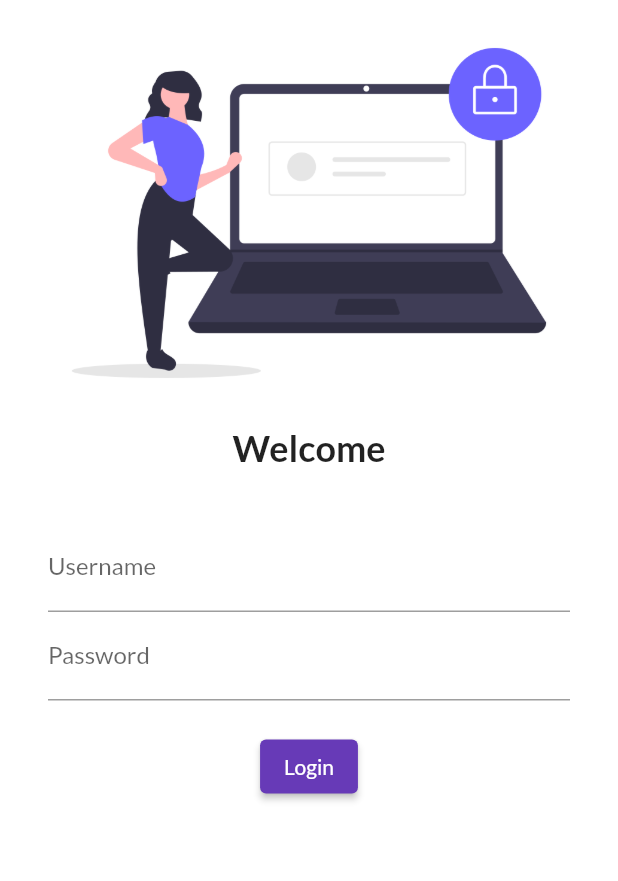
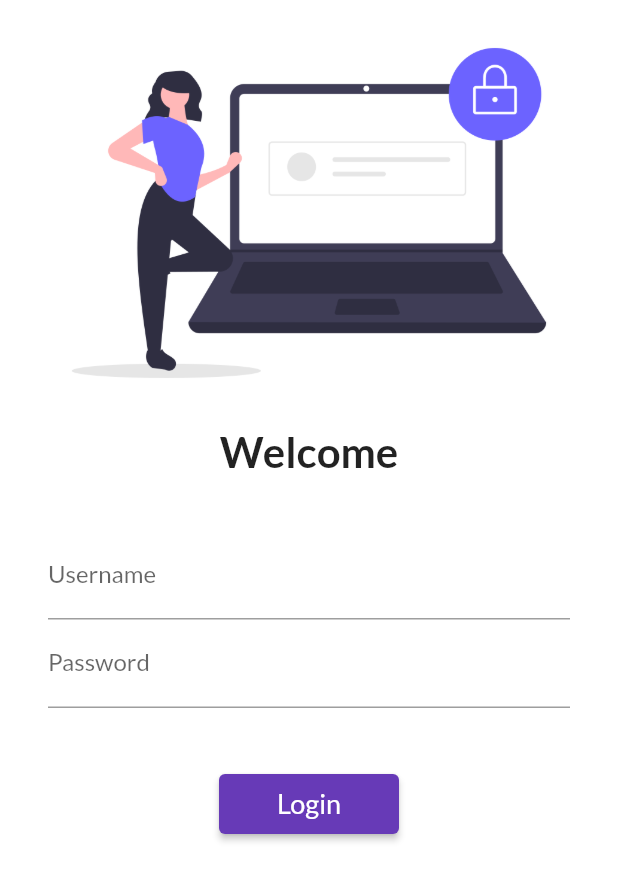
Before and after one commit to usamasiddiqui04/Flutter-Project, a Flutter app: the screen it shows after launch, on a phone screen of 412 x 824 dp. Shown: the top 881 px of the screen. Run offline on Flutter 3.47's test engine with Material 2 defaults, Android fonts, the phone set to English and light mode, and no system bars; our stand-ins replace google_fonts.

Commit message:
minor changes

```diff
--- a/lib/main.dart
+++ b/lib/main.dart
@@ -1,5 +1,6 @@
 import 'package:first_project/pages/home_page.dart';
 import 'package:first_project/pages/login_page.dart';
+import 'package:first_project/utils/routes.dart';
 import 'package:flutter/material.dart';
 import 'package:google_fonts/google_fonts.dart';
 
@@ -18,12 +19,13 @@ class MyApp extends StatelessWidget {
         primarySwatch: Colors.deepPurple,
         fontFamily: GoogleFonts.lato().fontFamily,
       ),
+      debugShowCheckedModeBanner: false,
       darkTheme: ThemeData(brightness: Brightness.dark),
       initialRoute: "/login",
       routes: {
         "/": (context) => const LoginPage(),
-        "/home": (context) => const HomePage(),
-        "/login": (context) => const LoginPage()
+        MyRoutes.homeRoute: (context) => const HomePage(),
+        MyRoutes.loginRoute: (context) => const LoginPage()
       },
     );
   }
--- a/lib/pages/login_page.dart
+++ b/lib/pages/login_page.dart
@@ -1,12 +1,19 @@
+import 'package:first_project/utils/routes.dart';
 import 'package:flutter/material.dart';
 
-class LoginPage extends StatelessWidget {
+class LoginPage extends StatefulWidget {
   const LoginPage({Key? key}) : super(key: key);
 
+  @override
+  State<LoginPage> createState() => _LoginPageState();
+}
+
+class _LoginPageState extends State<LoginPage> {
   @override
   Widget build(BuildContext context) {
     return Material(
       color: Colors.white,
+      child: SingleChildScrollView(
         child: Column(
           children: [
             Image.asset(
@@ -15,7 +22,7 @@ class LoginPage extends StatelessWidget {
             ),
             const Text(
               "Welcome",
-            style: TextStyle(fontSize: 24, fontWeight: FontWeight.bold),
+              style: TextStyle(fontSize: 28, fontWeight: FontWeight.bold),
             ),
             const SizedBox(
               height: 20,
@@ -35,17 +42,22 @@ class LoginPage extends StatelessWidget {
                         hintText: "Enter password", labelText: "Password"),
                   ),
                   const SizedBox(
-                  height: 20,
+                    height: 40,
                   ),
                   ElevatedButton(
-                    onPressed: () {},
-                    child: const Text("Login"),
-                    style: TextButton.styleFrom()),
+                      onPressed: () {
+                        Navigator.pushNamed(context, MyRoutes.homeRoute);
+                      },
+                      child:
+                          const Text("Login", style: TextStyle(fontSize: 18)),
+                      style: TextButton.styleFrom(
+                          minimumSize: const Size(120, 40))),
                 ],
               ),
             )
           ],
         ),
+      ),
     );
   }
 }
--- /dev/null
+++ b/lib/utils/routes.dart
@@ -0,0 +1,4 @@
+class MyRoutes {
+  static String loginRoute = "/login";
+  static String homeRoute = "/home";
+}
```
Also changed, not shown: 3 other files. Lines whose indentation alone changed are shown as unchanged.
